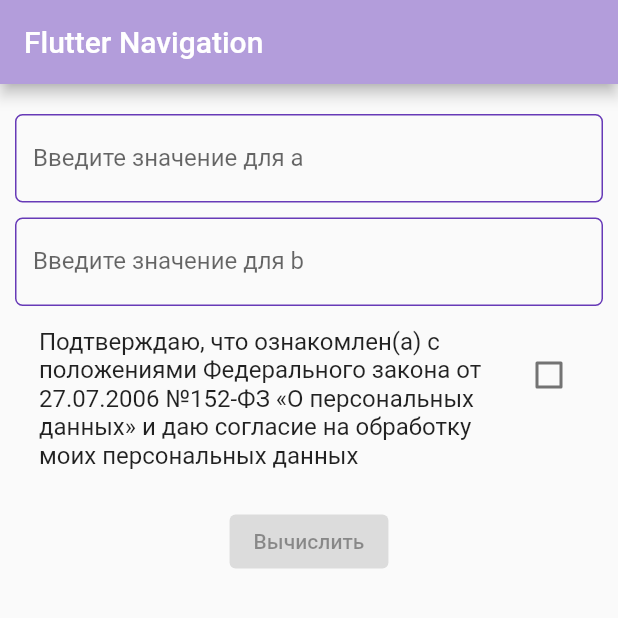
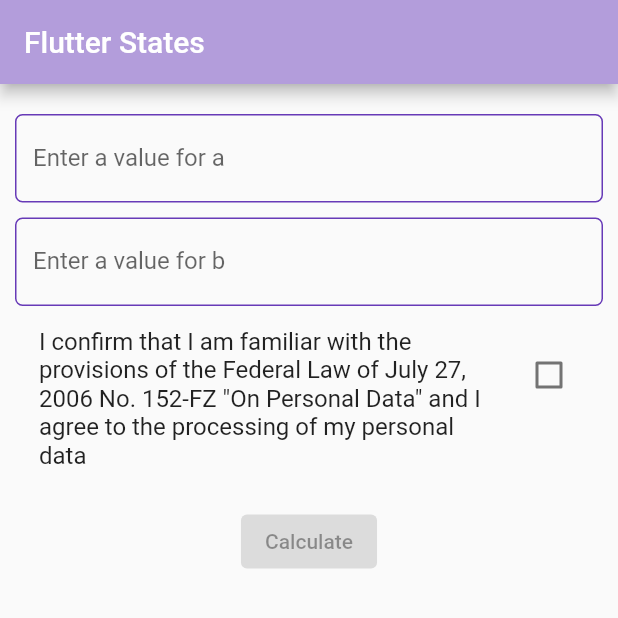
Before and after one commit to masxxiii/Flutter_Demo, a Flutter app: the screen it shows after launch, on a phone screen of 412 x 824 dp, the top half of it. Run offline on Flutter 3.47's test engine with Material 2 defaults, Android fonts, the phone set to English and light mode, and no system bars; our stand-ins replace flutter_bloc.

Commit message:
refactor code

```diff
--- a/states/lib/screens/main_body.dart
+++ b/states/lib/screens/main_body.dart
@@ -29,7 +29,7 @@
             TextFormField(
               decoration: InputDecoration(
                   border: const OutlineInputBorder(),
-                  labelText: 'Введите значение для a',
+                  labelText: 'Enter a value for a',
                   enabledBorder: OutlineInputBorder(
                     borderRadius: BorderRadius.circular(5),
                     borderSide: const BorderSide(
@@ -49,7 +49,7 @@
               controller: _fieldA,
               validator: (value) {
                 if((value!.isEmpty) || (double.tryParse(value) == null)) {
-                  return 'Пожалуйста, введите числовое значение';
+                  return 'Please enter a numeric value';
                 } else {
                   a = double.parse(value);
                 }
@@ -60,7 +60,7 @@
             TextFormField(
               decoration: InputDecoration(
                   border: const OutlineInputBorder(),
-                  labelText: 'Введите значение для b',
+                  labelText: 'Enter a value for b',
                   enabledBorder: OutlineInputBorder(
                     borderRadius: BorderRadius.circular(5),
                     borderSide: const BorderSide(
@@ -80,7 +80,7 @@
               controller: _fieldB,
               validator: (value) {
                 if((value!.isEmpty) || (double.tryParse(value) == null)) {
-                  return 'Пожалуйста, введите числовое значение';
+                  return 'Please enter a numeric value';
                 } else {
                   b = double.parse(value);
                 }
@@ -90,7 +90,7 @@
             const Padding(padding: EdgeInsets.only(top: 10)),
             CheckboxListTile(
               value: _agreement,
-              title: const Text('Подтверждаю, что ознакомлен(а) с положениями Федерального закона от 27.07.2006 №152-ФЗ «О персональных данных» и даю согласие на обработку моих персональных данных'
+              title: const Text('I confirm that I am familiar with the provisions of the Federal Law of July 27, 2006 No. 152-FZ "On Personal Data" and I agree to the processing of my personal data'
               ),
               onChanged: (bool? value) => setState(() => _agreement = value!),
             ),
@@ -103,7 +103,7 @@
                     BlocProvider.of<MainScreenCubit>(context).squareCalculation(a, b);
                   }
                 }: null,
-                child: const Text('Вычислить')
+                child: const Text('Calculate')
             )
           ],
         ),
--- a/states/lib/screens/main_screen.dart
+++ b/states/lib/screens/main_screen.dart
@@ -12,7 +12,7 @@
   Widget build(BuildContext context) {
     return Scaffold(
         appBar: AppBar(
-          title: const Text('Flutter Navigation'),
+          title: const Text('Flutter States'),
           backgroundColor: Colors.deepPurple.shade200,
         ),
         body: BlocBuilder<MainScreenCubit, MainScreenState> (
@@ -26,7 +26,7 @@
                   crossAxisAlignment: CrossAxisAlignment.center,
                   children: [
                     const Padding(padding: EdgeInsets.only(top: 50)),
-                    const Text('Результат вычисления',
+                    const Text('Calculated result',
                       style: TextStyle(
                         fontSize: 20,
                         fontWeight: FontWeight.bold,
@@ -34,7 +34,7 @@
                     ),
                     const Padding(padding: EdgeInsets.symmetric(horizontal: 200)),
                     const Padding(padding: EdgeInsets.only(top: 20)),
-                    Text('$state.value',
+                    Text(state.value.toString(),
                       style: const TextStyle(
                           fontSize: 22,
                           fontWeight: FontWeight.bold
@@ -45,7 +45,7 @@
                       style: ElevatedButton.styleFrom(primary: Colors.deepPurple.shade200),
                       onPressed: (){
                         BlocProvider.of<MainScreenCubit>(context).initState();
-                      }, child: const Text("Ввести слогаемые снова"),)
+                      }, child: const Text("Enter the values again"),)
                   ],
                 );
               }
```
